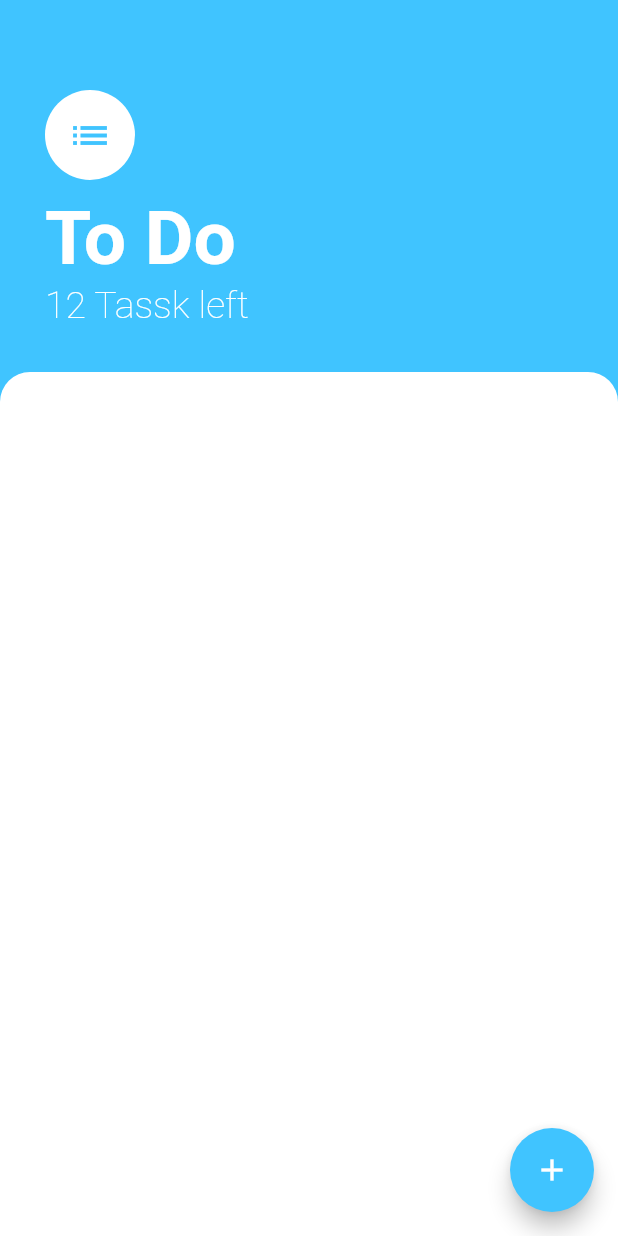
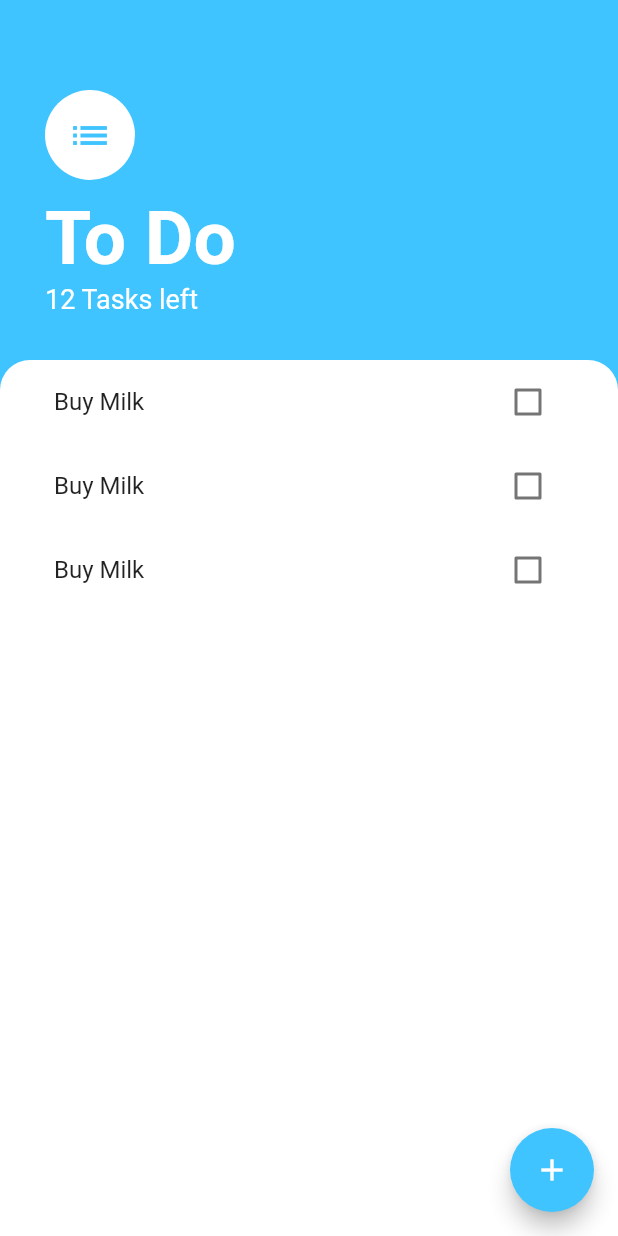
Before and after one commit to AkshaySiddannavar/To_Do_App, a Flutter app: the screen it shows after launch, on a phone screen of 412 x 824 dp. Run offline on Flutter 3.47's test engine with Material 2 defaults, Android fonts, the phone set to English and light mode, and no system bars.

Commit message:
add ListView(), dummy content with CheckBox() in ListView() and refactor code
Added ListView() in Container() and added dummy tasks into ListView()
each with a CheckBox(). CheckBox() doesn't work yet. CheckBox() functionality
will be added in upcoming commits. Code is refactored for modularity now
ListView() itself is in a different class tasks_list.dart and content of
ListView() will be ListTile() which is in its own class
tasks_lists.dart .

```diff
--- a/lib/screens/task_screen.dart
+++ b/lib/screens/task_screen.dart
@@ -1,10 +1,12 @@
 import 'package:flutter/material.dart';
+import 'package:todo_app/widgets/tasks_list.dart';
 
 class TasksScreen extends StatelessWidget {
   const TasksScreen({Key? key}) : super(key: key);
 
   @override
   Widget build(BuildContext context) {
+    bool isChecked = false;
     return Scaffold(
       floatingActionButton: FloatingActionButton(
         onPressed: () {},
@@ -42,11 +44,11 @@ class TasksScreen extends StatelessWidget {
                   ),
                 ),
                 Text(
-                  '12 Tassk left',
+                  '12 Tasks left',
                   style: TextStyle(
                     color: Colors.white,
-                    fontSize: 25.0,
-                    fontWeight: FontWeight.w100,
+                    fontSize: 18.0,
+                    // fontWeight: FontWeight.normal,
                   ),
                 ),
               ],
@@ -54,6 +56,7 @@ class TasksScreen extends StatelessWidget {
           ),
           Expanded(
             child: Container(
+              padding: EdgeInsets.symmetric(horizontal: 20.0),
               decoration: BoxDecoration(
                 color: Colors.white,
                 borderRadius: BorderRadius.only(
@@ -61,6 +64,7 @@ class TasksScreen extends StatelessWidget {
                   topRight: Radius.circular(20.0),
                 ),
               ),
+              child: TasksList(),
             ),
           ),
         ],
--- /dev/null
+++ b/lib/widgets/tasks_list.dart
@@ -0,0 +1,19 @@
+import 'package:flutter/material.dart';
+import 'package:todo_app/widgets/tasks_tile.dart';
+
+class TasksList extends StatelessWidget {
+  const TasksList({
+    Key? key,
+  }) : super(key: key);
+
+  @override
+  Widget build(BuildContext context) {
+    return ListView(
+      children: [
+        TaskTile(),
+        TaskTile(),
+        TaskTile(),
+      ],
+    );
+  }
+}
--- /dev/null
+++ b/lib/widgets/tasks_tile.dart
@@ -0,0 +1,13 @@
+import 'package:flutter/material.dart';
+
+class TaskTile extends StatelessWidget {
+  final String title = '';
+
+  @override
+  Widget build(BuildContext context) {
+    return ListTile(
+      title: Text('Buy Milk'),
+      trailing: Checkbox(value: false, onChanged: (newValue) {}),
+    );
+  }
+}
```
